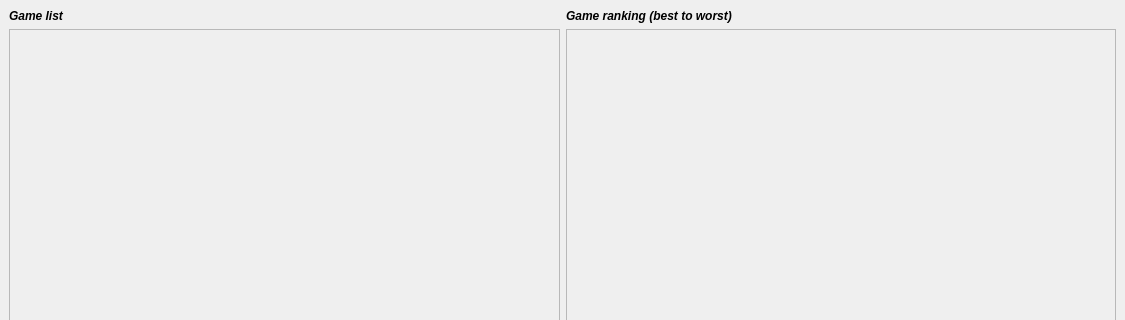
Before: the Qt Designer form scrollbar_v2.ui in francidellungo/Minigrid_HCI-project, drawn with Qt 5; both pictures show x 0 to 1125 and y 0 to 320 of the 1125 by 660 pixel window.
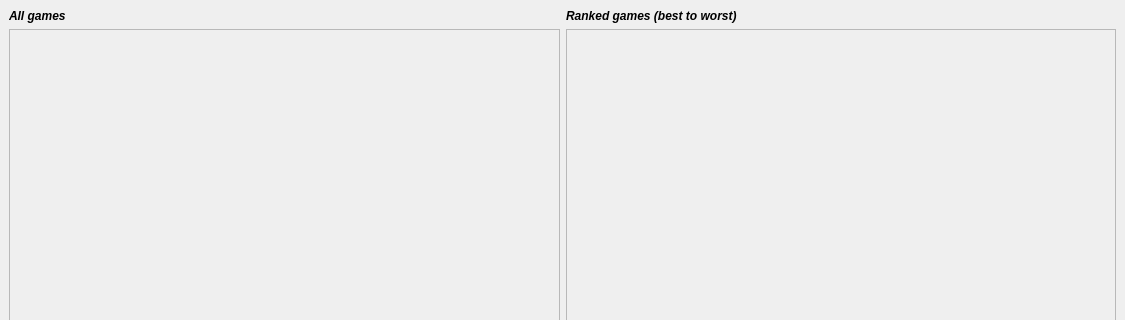
After: the same form once the commit is applied.

Patch:
```diff
--- a/scrollbar_v2.ui
+++ b/scrollbar_v2.ui
@@ -112,7 +112,7 @@
          </font>
         </property>
         <property name="text">
-         <string>Game list</string>
+         <string>All games</string>
         </property>
        </widget>
       </item>
@@ -126,7 +126,7 @@
          </font>
         </property>
         <property name="text">
-         <string>Game ranking (best to worst)</string>
+         <string>Ranked games (best to worst)</string>
         </property>
        </widget>
       </item>
```
